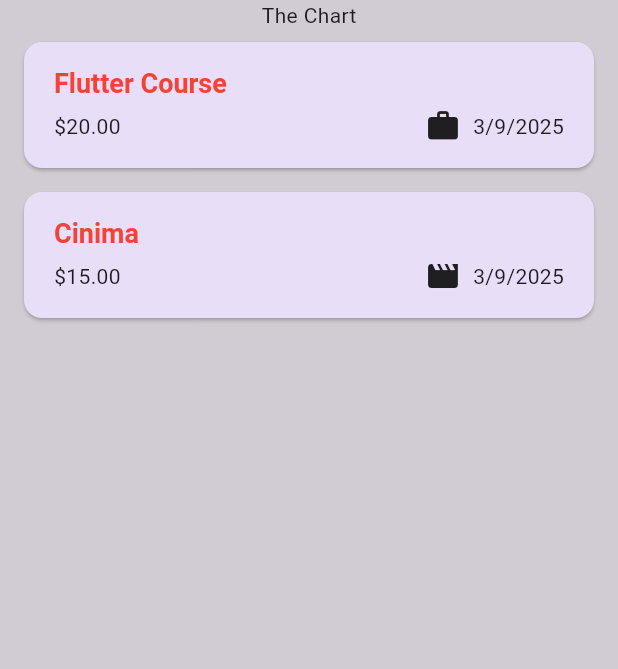
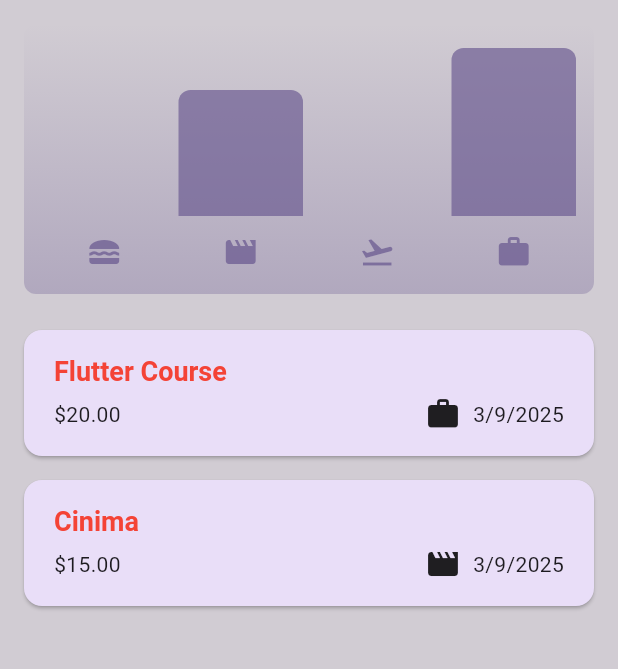
Before and after one commit to jaimonvarghese/expense-tracker-app, a Flutter app: the screen it shows after launch, on a phone screen of 412 x 824 dp, the part 84-753 px from its top. Run offline on Flutter 3.47's test engine with Material 3 defaults, Android fonts, the phone set to English and light mode, and no system bars; missing offline and left inert: dart:ffi.

Commit message:
Expense Chart is added

```diff
--- a/lib/modles/expense.dart
+++ b/lib/modles/expense.dart
@@ -33,3 +33,23 @@ class Expense {
     return formatter.format(date);
   }
 }
+
+class ExpenseBucket {
+  ExpenseBucket({required this.category, required this.expenses});
+  final Category category;
+  final List<Expense> expenses;
+
+  ExpenseBucket.forCategory(List<Expense> alExpenses, this.category)
+    : expenses =
+          alExpenses.where((expense) => expense.category == category).toList();
+
+  double get totalExpenses {
+    double sum = 0;
+
+    for (final expense in expenses) {
+      sum = sum + expense.amount;
+    }
+
+    return sum;
+  }
+}
--- /dev/null
+++ b/lib/widgets/chart.dart
@@ -0,0 +1,96 @@
+
+
+import 'package:expense_tracker_app/modles/expense.dart';
+import 'package:expense_tracker_app/widgets/chart_bar.dart';
+import 'package:flutter/material.dart';
+
+class Chart extends StatelessWidget {
+  const Chart({super.key, required this.expenses});
+
+  final List<Expense> expenses;
+
+  List<ExpenseBucket> get buckets {
+    return [
+      ExpenseBucket.forCategory(expenses, Category.food),
+      ExpenseBucket.forCategory(expenses, Category.leisure),
+      ExpenseBucket.forCategory(expenses, Category.travel),
+      ExpenseBucket.forCategory(expenses, Category.work),
+    ];
+  }
+
+  double get maxTotalExpense {
+    double maxTotalExpense = 0;
+
+    for (final bucket in buckets) {
+      if (bucket.totalExpenses > maxTotalExpense) {
+        maxTotalExpense = bucket.totalExpenses;
+      }
+    }
+
+    return maxTotalExpense;
+  }
+
+  @override
+  Widget build(BuildContext context) {
+    final isDarkMode =
+        MediaQuery.of(context).platformBrightness == Brightness.dark;
+    return Container(
+      margin: const EdgeInsets.all(16),
+      padding: const EdgeInsets.symmetric(
+        vertical: 16,
+        horizontal: 8,
+      ),
+      width: double.infinity,
+      height: 180,
+      decoration: BoxDecoration(
+        borderRadius: BorderRadius.circular(8),
+        gradient: LinearGradient(
+          colors: [
+            Theme.of(context).colorScheme.primary.withOpacity(0.3),
+            Theme.of(context).colorScheme.primary.withOpacity(0.0)
+          ],
+          begin: Alignment.bottomCenter,
+          end: Alignment.topCenter,
+        ),
+      ),
+      child: Column(
+        children: [
+          Expanded(
+            child: Row(
+              crossAxisAlignment: CrossAxisAlignment.end,
+              children: [
+                for (final bucket in buckets) // alternative to map()
+                  ChartBar(
+                    fill: bucket.totalExpenses == 0
+                        ? 0
+                        : bucket.totalExpenses / maxTotalExpense,
+                  )
+              ],
+            ),
+          ),
+          const SizedBox(height: 12),
+          Row(
+            children: buckets
+                .map(
+                  (bucket) => Expanded(
+                    child: Padding(
+                      padding: const EdgeInsets.symmetric(horizontal: 4),
+                      child: Icon(
+                        categoryIcons[bucket.category],
+                        color: isDarkMode
+                            ? Theme.of(context).colorScheme.secondary
+                            : Theme.of(context)
+                                .colorScheme
+                                .primary
+                                .withOpacity(0.7),
+                      ),
+                    ),
+                  ),
+                )
+                .toList(),
+          )
+        ],
+      ),
+    );
+  }
+}
--- /dev/null
+++ b/lib/widgets/chart_bar.dart
@@ -0,0 +1,34 @@
+import 'package:flutter/material.dart';
+
+class ChartBar extends StatelessWidget {
+  const ChartBar({
+    super.key,
+    required this.fill,
+  });
+
+  final double fill;
+
+  @override
+  Widget build(BuildContext context) {
+    final isDarkMode =
+        MediaQuery.of(context).platformBrightness == Brightness.dark;
+    return Expanded(
+      child: Padding(
+        padding: const EdgeInsets.symmetric(horizontal: 4),
+        child: FractionallySizedBox(
+          heightFactor: fill,
+          child: DecoratedBox(
+            decoration: BoxDecoration(
+              shape: BoxShape.rectangle,
+              borderRadius:
+                  const BorderRadius.vertical(top: Radius.circular(8)),
+              color: isDarkMode
+                  ? Theme.of(context).colorScheme.secondary
+                  : Theme.of(context).colorScheme.primary.withOpacity(0.65),
+            ),
+          ),
+        ),
+      ),
+    );
+  }
+}
--- a/lib/widgets/expenses.dart
+++ b/lib/widgets/expenses.dart
@@ -1,4 +1,7 @@
+import 'dart:ffi';
+
 import 'package:expense_tracker_app/modles/expense.dart';
+import 'package:expense_tracker_app/widgets/chart.dart';
 import 'package:expense_tracker_app/widgets/expenses_list.dart';
 import 'package:expense_tracker_app/widgets/new_expense.dart';
 import 'package:flutter/material.dart';
@@ -79,7 +82,7 @@ class _ExpensesState extends State<Expenses> {
       ),
       body: Column(
         children: [
-          Text("The Chart"),
+          Chart(expenses: _registeredExpenses,),
           Expanded(
             child: mainContent
           ),
```
Also changed, not shown: 1 other file.
